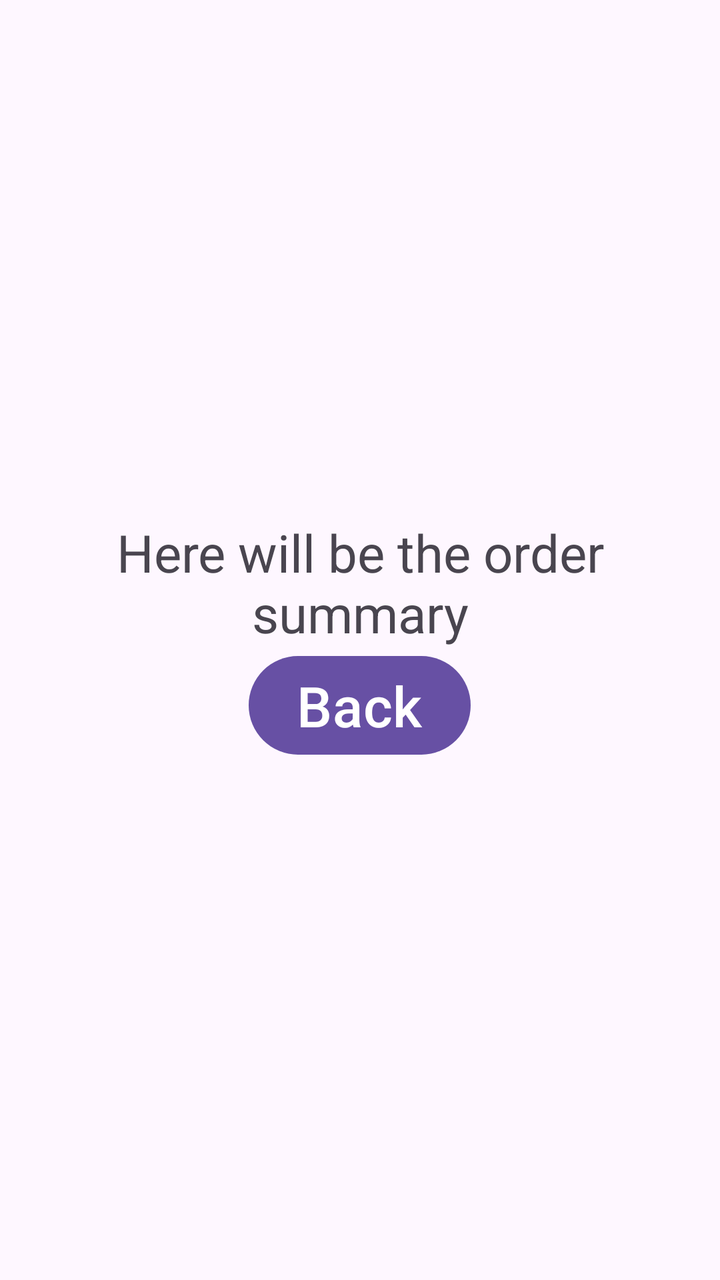
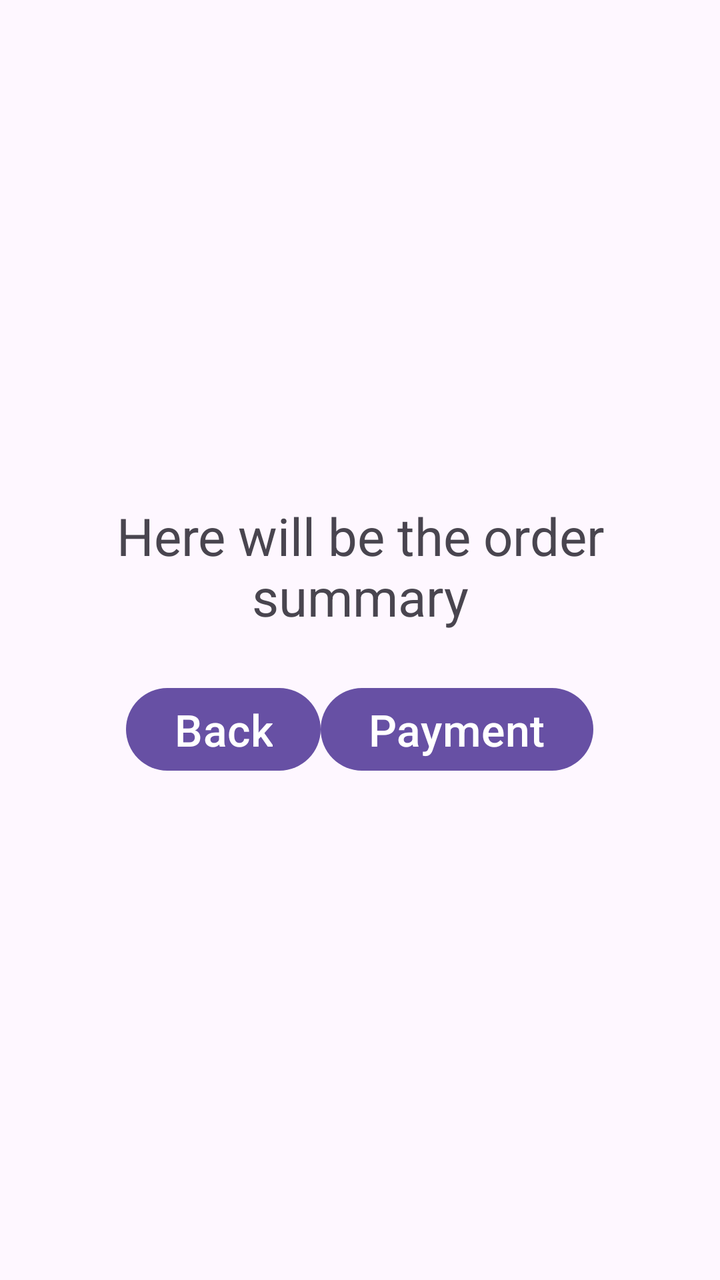

Two renders of the same Android screen: before a commit and after it. Below are the layout's source before the change and the commit's diff.
<!-- AndroidManifest.xml: application theme Theme.PizzaOrder -->
<!-- res/layout/activity_summary.xml -->
<?xml version="1.0" encoding="utf-8"?>
<LinearLayout xmlns:android="http://schemas.android.com/apk/res/android"
    android:id="@+id/main"
    android:layout_width="match_parent"
    android:layout_height="match_parent"
    android:orientation="vertical"
    android:padding="16dp"
    android:gravity="center">

    <TextView
        android:layout_width="match_parent"
        android:layout_height="wrap_content"
        android:id="@+id/tvSummary"
        android:text="Here will be the order summary"
        android:gravity="center"
        android:textSize="26sp"/>



    <Button
        android:layout_width="wrap_content"
        android:layout_height="wrap_content"
        android:text="Back"
        android:id="@+id/btnBack"
        android:textSize="28sp"/>

</LinearLayout>
<!-- resources referenced by this layout -->
<resources>
  <style name="Theme.PizzaOrder" parent="Base.Theme.PizzaOrder" />
  <style name="Base.Theme.PizzaOrder" parent="Theme.Material3.DayNight.NoActionBar">
          
          
      </style>
</resources>

<!-- the commit's change to res/layout/activity_summary.xml (unified diff, before → after) -->
@@ -15,13 +15,35 @@
         android:gravity="center"
         android:textSize="26sp"/>
 
+    <TextView
+        android:layout_width="wrap_content"
+        android:layout_height="wrap_content"
+        android:textSize="18sp"
+        android:id="@+id/priceTx"
+        android:gravity="center"
+        android:text=""/>
 
+
+
+    <LinearLayout
+        android:layout_width="wrap_content"
+        android:layout_height="wrap_content"
+        android:orientation="horizontal">
 
     <Button
         android:layout_width="wrap_content"
         android:layout_height="wrap_content"
         android:text="Back"
         android:id="@+id/btnBack"
-        android:textSize="28sp"/>
+        android:textSize="22sp"/>
+
+        <Button
+            android:layout_width="wrap_content"
+            android:layout_height="wrap_content"
+            android:text="Payment"
+            android:id="@+id/btnPayment"
+            android:textSize="22sp"/>
+
+    </LinearLayout>
 
 </LinearLayout>
